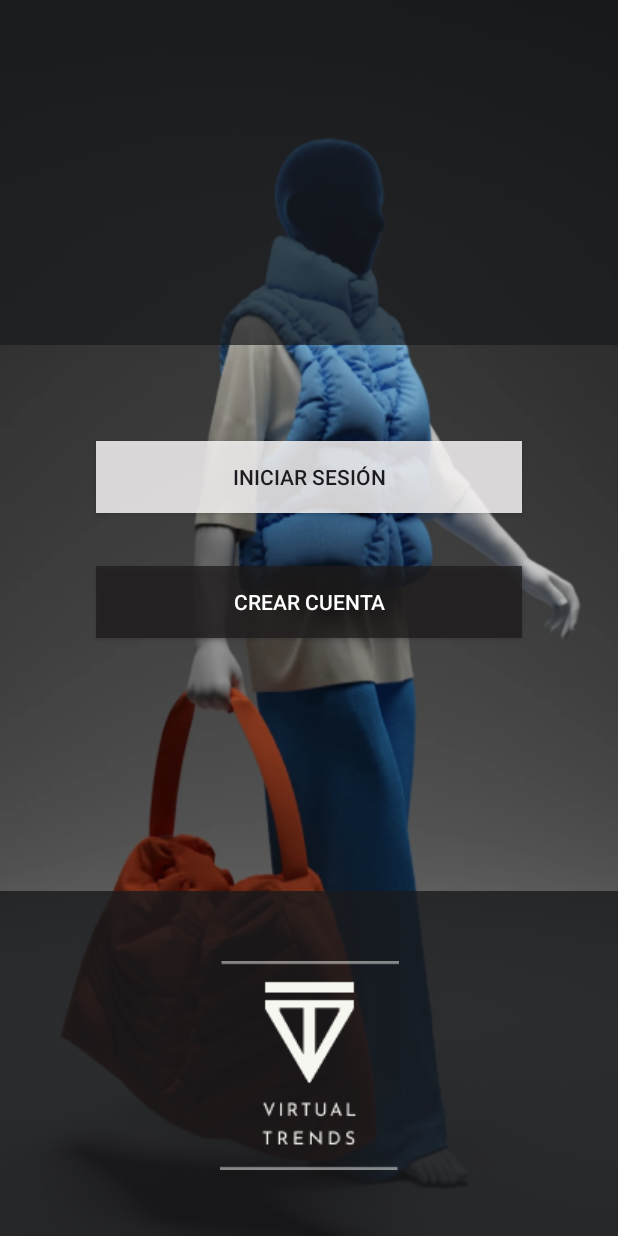
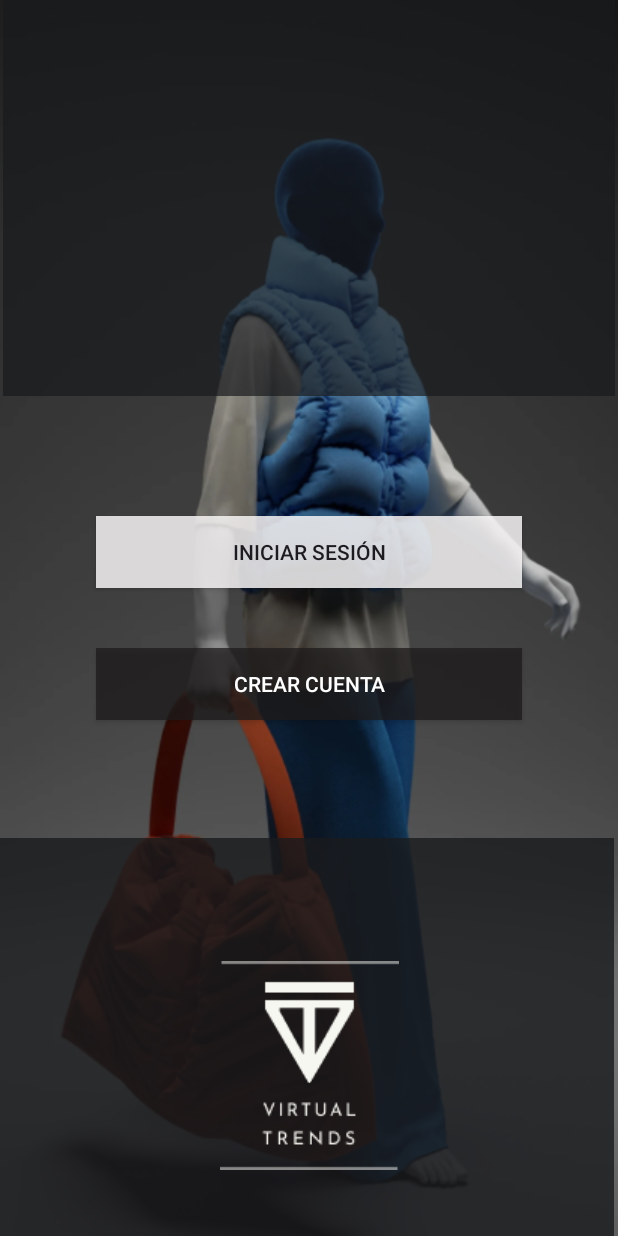
Before and after one commit to Gaghyta/VIRTUAL-TRENDS-Proyecto-ISPC-Mobile, an Android app: the screen it shows after launch (InicioActivity), on a phone screen of 412 x 824 dp. Run offline under Robolectric (Android 15) with nearby library versions, the light colour scheme and no system bars.

Commit message:
Correcion distancias views

```diff
--- a/ANDROID/Proyecto App Mobil/app/src/main/res/layout/activity_inicio.xml
+++ b/ANDROID/Proyecto App Mobil/app/src/main/res/layout/activity_inicio.xml
@@ -8,8 +8,9 @@
     tools:context=".HomeActivity">
 
     <FrameLayout
-        android:layout_width="match_parent"
-        android:layout_height="230dp"
+        android:id="@+id/frameLayout2"
+        android:layout_width="409dp"
+        android:layout_height="265dp"
         android:background="#CC191B1D"
         app:layout_constraintBottom_toBottomOf="parent"
         app:layout_constraintEnd_toEndOf="parent"
@@ -20,8 +21,8 @@
 
     <FrameLayout
         android:id="@+id/frameLayout"
-        android:layout_width="match_parent"
-        android:layout_height="230dp"
+        android:layout_width="408dp"
+        android:layout_height="264dp"
         android:background="#B3191B1D"
         app:layout_constraintEnd_toEndOf="parent"
         app:layout_constraintStart_toStartOf="parent"
@@ -34,12 +35,12 @@
         android:layout_width="0dp"
         android:layout_height="wrap_content"
         android:layout_marginStart="64dp"
-        android:layout_marginTop="64dp"
+        android:layout_marginTop="80dp"
         android:layout_marginEnd="64dp"
         android:background="#D3FDFBFB"
         android:fontFamily="sans-serif-medium"
+        android:onClick="launchLoginActivity"
         android:text="@string/login_button"
-        android:onClick="launchLoginActivity"
         app:layout_constraintEnd_toEndOf="parent"
         app:layout_constraintStart_toStartOf="parent"
         app:layout_constraintTop_toBottomOf="@+id/frameLayout" />
@@ -49,13 +50,14 @@
         android:layout_width="0dp"
         android:layout_height="wrap_content"
         android:layout_marginStart="64dp"
-        android:layout_marginTop="35dp"
+        android:layout_marginTop="40dp"
         android:layout_marginEnd="64dp"
         android:background="#BE1E1B1B"
+        android:onClick="launchRegisterActivity"
         android:text="@string/register_button"
         android:textColor="#FFFFFF"
-        android:onClick="launchRegisterActivity"
         app:layout_constraintEnd_toEndOf="parent"
+        app:layout_constraintHorizontal_bias="0.0"
         app:layout_constraintStart_toStartOf="parent"
         app:layout_constraintTop_toBottomOf="@+id/button6" />
 
```
Also changed, not shown: ANDROID/Proyecto App Mobil/app/src/main/res/layout/activity_login.xml (+4 -5 lines).
